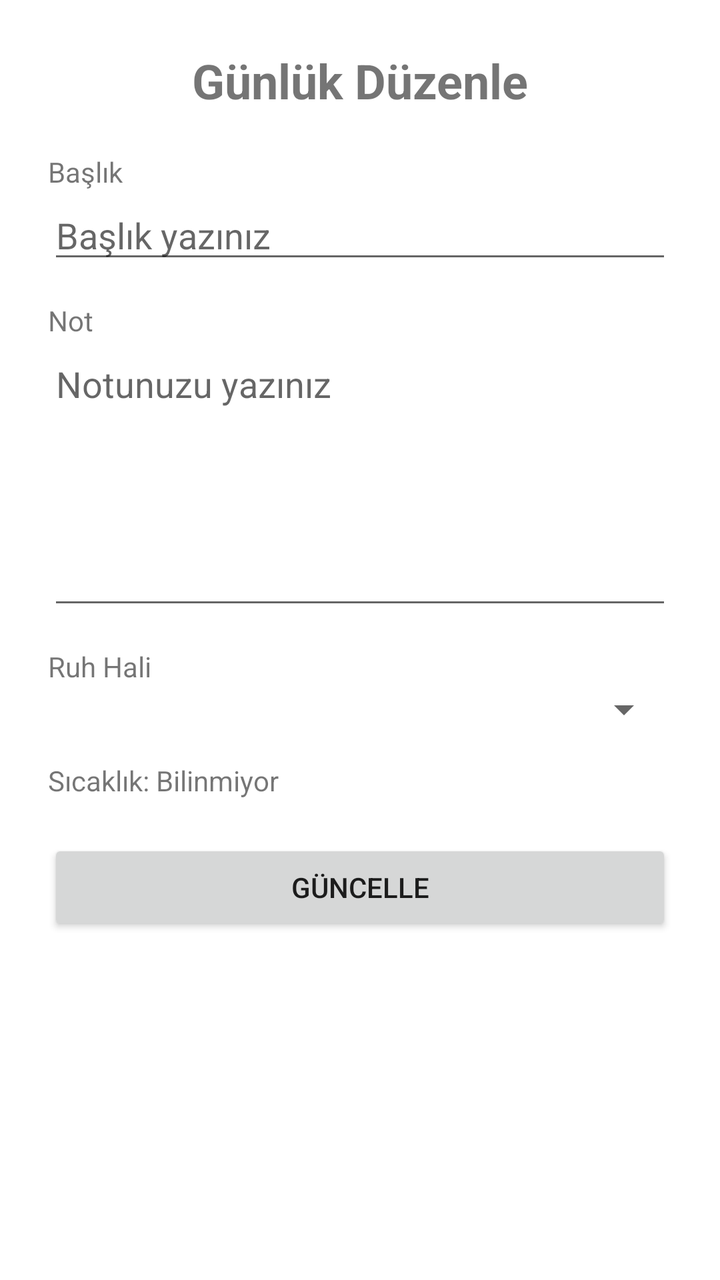
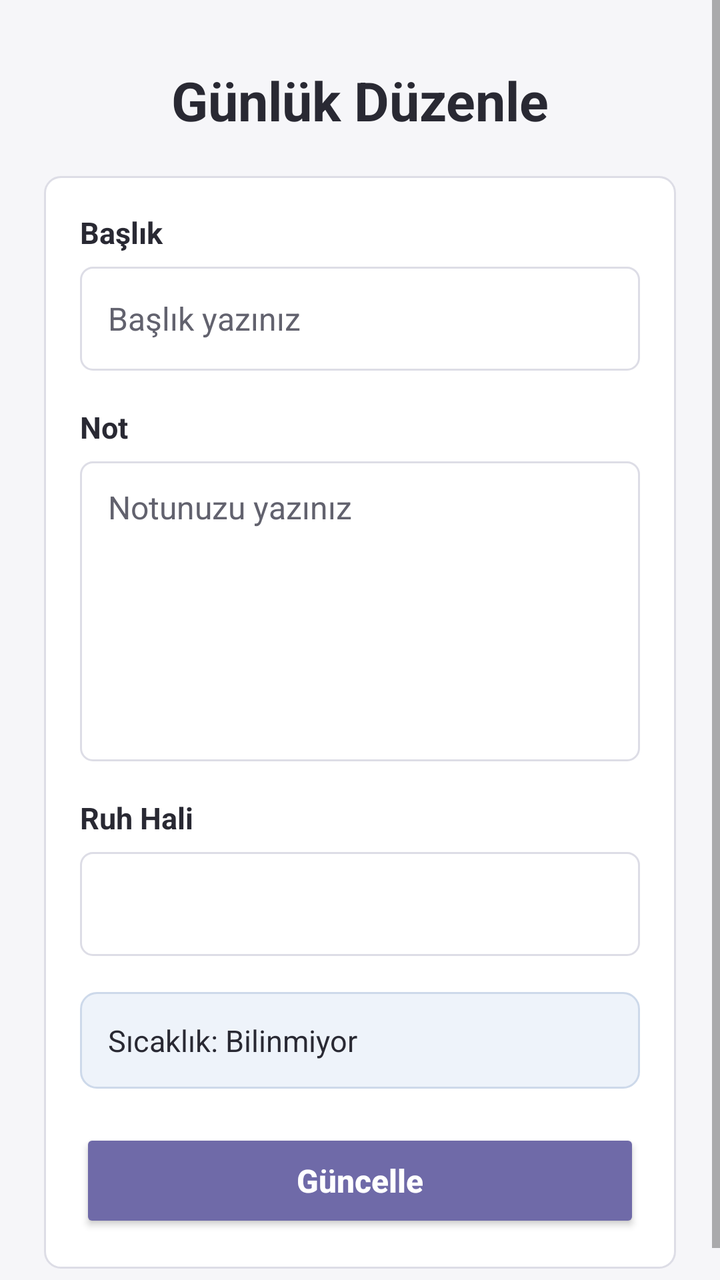

Before-and-after screenshots of an Android layout around one commit, followed by the original layout XML and the change that was made.
<!-- AndroidManifest.xml: application theme android:Theme.Material.Light.NoActionBar -->
<!-- res/layout/activity_edit_diary.xml -->
<?xml version="1.0" encoding="utf-8"?>
<ScrollView xmlns:android="http://schemas.android.com/apk/res/android"
    android:layout_width="match_parent"
    android:layout_height="match_parent"
    android:background="#FFFFFF">

    <LinearLayout
        android:layout_width="match_parent"
        android:layout_height="wrap_content"
        android:orientation="vertical"
        android:padding="24dp">

        <TextView
            android:layout_width="match_parent"
            android:layout_height="wrap_content"
            android:text="Günlük Düzenle"
            android:textSize="24sp"
            android:textStyle="bold"
            android:gravity="center"
            android:layout_marginBottom="20dp" />

        <TextView
            android:layout_width="match_parent"
            android:layout_height="wrap_content"
            android:text="Başlık" />

        <EditText
            android:id="@+id/editTitleEditText"
            android:layout_width="match_parent"
            android:layout_height="wrap_content"
            android:hint="Başlık yazınız"
            android:inputType="text"
            android:layout_marginBottom="14dp" />

        <TextView
            android:layout_width="match_parent"
            android:layout_height="wrap_content"
            android:text="Not" />

        <EditText
            android:id="@+id/editNoteEditText"
            android:layout_width="match_parent"
            android:layout_height="140dp"
            android:gravity="top"
            android:hint="Notunuzu yazınız"
            android:inputType="textMultiLine"
            android:layout_marginBottom="14dp" />

        <TextView
            android:layout_width="match_parent"
            android:layout_height="wrap_content"
            android:text="Ruh Hali" />

        <Spinner
            android:id="@+id/editMoodSpinner"
            android:layout_width="match_parent"
            android:layout_height="wrap_content"
            android:layout_marginBottom="14dp" />

        <TextView
            android:id="@+id/editTemperatureText"
            android:layout_width="match_parent"
            android:layout_height="wrap_content"
            android:text="Sıcaklık: Bilinmiyor"
            android:layout_marginBottom="20dp" />

        <Button
            android:id="@+id/updateButton"
            android:layout_width="match_parent"
            android:layout_height="wrap_content"
            android:text="Güncelle" />

    </LinearLayout>
</ScrollView>
<!-- resources referenced by this layout -->
<resources>

</resources>

<!-- the commit's change to res/layout/activity_edit_diary.xml (unified diff, before → after) -->
@@ -2,73 +2,88 @@
 <ScrollView xmlns:android="http://schemas.android.com/apk/res/android"
     android:layout_width="match_parent"
     android:layout_height="match_parent"
-    android:background="#FFFFFF">
+    android:background="@color/screen_background"
+    android:fillViewport="true">
 
     <LinearLayout
         android:layout_width="match_parent"
         android:layout_height="wrap_content"
         android:orientation="vertical"
-        android:padding="24dp">
+        android:padding="22dp">
 
         <TextView
+            style="@style/ScreenTitle"
             android:layout_width="match_parent"
             android:layout_height="wrap_content"
             android:text="Günlük Düzenle"
-            android:textSize="24sp"
-            android:textStyle="bold"
-            android:gravity="center"
+            android:layout_marginTop="10dp"
             android:layout_marginBottom="20dp" />
 
-        <TextView
+        <LinearLayout
             android:layout_width="match_parent"
             android:layout_height="wrap_content"
-            android:text="Başlık" />
+            android:orientation="vertical"
+            android:background="@drawable/bg_card"
+            android:padding="18dp">
 
-        <EditText
-            android:id="@+id/editTitleEditText"
-            android:layout_width="match_parent"
-            android:layout_height="wrap_content"
-            android:hint="Başlık yazınız"
-            android:inputType="text"
-            android:layout_marginBottom="14dp" />
+            <TextView
+                style="@style/FormLabel"
+                android:layout_width="match_parent"
+                android:layout_height="wrap_content"
+                android:text="Başlık"
+                android:layout_marginBottom="7dp" />
 
-        <TextView
-            android:layout_width="match_parent"
-            android:layout_height="wrap_content"
-            android:text="Not" />
+            <EditText
+                android:id="@+id/editTitleEditText"
+                style="@style/FormInput"
+                android:hint="Başlık yazınız"
+                android:inputType="text"
+                android:layout_marginBottom="18dp" />
 
-        <EditText
-            android:id="@+id/editNoteEditText"
-            android:layout_width="match_parent"
-            android:layout_height="140dp"
-            android:gravity="top"
-            android:hint="Notunuzu yazınız"
-            android:inputType="textMultiLine"
-            android:layout_marginBottom="14dp" />
+            <TextView
+                style="@style/FormLabel"
+                android:layout_width="match_parent"
+                android:layout_height="wrap_content"
+                android:text="Not"
+                android:layout_marginBottom="7dp" />
 
-        <TextView
-            android:layout_width="match_parent"
-            android:layout_height="wrap_content"
-            android:text="Ruh Hali" />
+            <EditText
+                android:id="@+id/editNoteEditText"
+                style="@style/FormInput"
+                android:layout_height="150dp"
+                android:gravity="top|start"
+                android:hint="Notunuzu yazınız"
+                android:inputType="textMultiLine"
+                android:layout_marginBottom="18dp" />
 
-        <Spinner
-            android:id="@+id/editMoodSpinner"
-            android:layout_width="match_parent"
-            android:layout_height="wrap_content"
-            android:layout_marginBottom="14dp" />
+            <TextView
+                style="@style/FormLabel"
+                android:layout_width="match_parent"
+                android:layout_height="wrap_content"
+                android:text="Ruh Hali"
+                android:layout_marginBottom="7dp" />
 
-        <TextView
-            android:id="@+id/editTemperatureText"
-            android:layout_width="match_parent"
-            android:layout_height="wrap_content"
-            android:text="Sıcaklık: Bilinmiyor"
-            android:layout_marginBottom="20dp" />
+            <Spinner
+                android:id="@+id/editMoodSpinner"
+                style="@style/FormInput"
+                android:layout_marginBottom="18dp" />
 
-        <Button
-            android:id="@+id/updateButton"
-            android:layout_width="match_parent"
-            android:layout_height="wrap_content"
-            android:text="Güncelle" />
+            <TextView
+                android:id="@+id/editTemperatureText"
+                android:layout_width="match_parent"
+                android:layout_height="wrap_content"
+                android:background="@drawable/bg_weather_card"
+                android:padding="14dp"
+                android:text="Sıcaklık: Bilinmiyor"
+                android:textColor="@color/text_primary"
+                android:textSize="15sp"
+                android:layout_marginBottom="20dp" />
 
+            <Button
+                android:id="@+id/updateButton"
+                style="@style/PrimaryButton"
+                android:text="Güncelle" />
+
+        </LinearLayout>
     </LinearLayout>
 </ScrollView>
<!-- resource entries referenced after the edit -->
@@ -1,5 +1,73 @@
 <!-- resources referenced by this layout -->
 <resources>
-
+  <color name="screen_background">#F6F6F9</color>
+  <color name="text_primary">#292933</color>
+  <!-- drawable bg_card (drawable) -->
+  <?xml version="1.0" encoding="utf-8"?>
+  <shape xmlns:android="http://schemas.android.com/apk/res/android">
+      <solid android:color="@color/card_background" />
+      <stroke
+          android:width="1dp"
+          android:color="@color/border" />
+      <corners android:radius="8dp" />
+  </shape>
+  <!-- drawable bg_weather_card (drawable) -->
+  <?xml version="1.0" encoding="utf-8"?>
+  <shape xmlns:android="http://schemas.android.com/apk/res/android">
+      <solid android:color="#EEF3FA" />
+      <stroke
+          android:width="1dp"
+          android:color="#CDD9EA" />
+      <corners android:radius="8dp" />
+  </shape>
+  <style name="FormInput">
+          <item name="android:layout_width">match_parent</item>
+          <item name="android:layout_height">wrap_content</item>
+          <item name="android:minHeight">52dp</item>
+          <item name="android:background">@drawable/bg_input</item>
+          <item name="android:paddingLeft">14dp</item>
+          <item name="android:paddingTop">12dp</item>
+          <item name="android:paddingRight">14dp</item>
+          <item name="android:paddingBottom">12dp</item>
+          <item name="android:textColor">@color/text_primary</item>
+          <item name="android:textColorHint">@color/text_secondary</item>
+          <item name="android:textSize">16sp</item>
+      </style>
+  <style name="FormLabel">
+          <item name="android:textColor">@color/text_primary</item>
+          <item name="android:textSize">15sp</item>
+          <item name="android:textStyle">bold</item>
+          <item name="android:letterSpacing">0</item>
+      </style>
+  <style name="PrimaryButton">
+          <item name="android:layout_width">match_parent</item>
+          <item name="android:layout_height">52dp</item>
+          <item name="android:backgroundTint">@color/primary</item>
+          <item name="android:textColor">#FFFFFF</item>
+          <item name="android:textSize">16sp</item>
+          <item name="android:textStyle">bold</item>
+          <item name="android:textAllCaps">false</item>
+          <item name="android:letterSpacing">0</item>
+      </style>
+  <style name="ScreenTitle">
+          <item name="android:textColor">@color/text_primary</item>
+          <item name="android:textSize">27sp</item>
+          <item name="android:textStyle">bold</item>
+          <item name="android:gravity">center</item>
+          <item name="android:letterSpacing">0</item>
+      </style>
+  <color name="card_background">#FFFFFF</color>
+  <color name="border">#DDDDE6</color>
+  <!-- drawable bg_input (drawable) -->
+  <?xml version="1.0" encoding="utf-8"?>
+  <shape xmlns:android="http://schemas.android.com/apk/res/android">
+      <solid android:color="#FFFFFF" />
+      <stroke
+          android:width="1dp"
+          android:color="@color/border" />
+      <corners android:radius="6dp" />
+  </shape>
+  <color name="text_secondary">#62626E</color>
+  <color name="primary">#6F6AA8</color>
 </resources>
 
